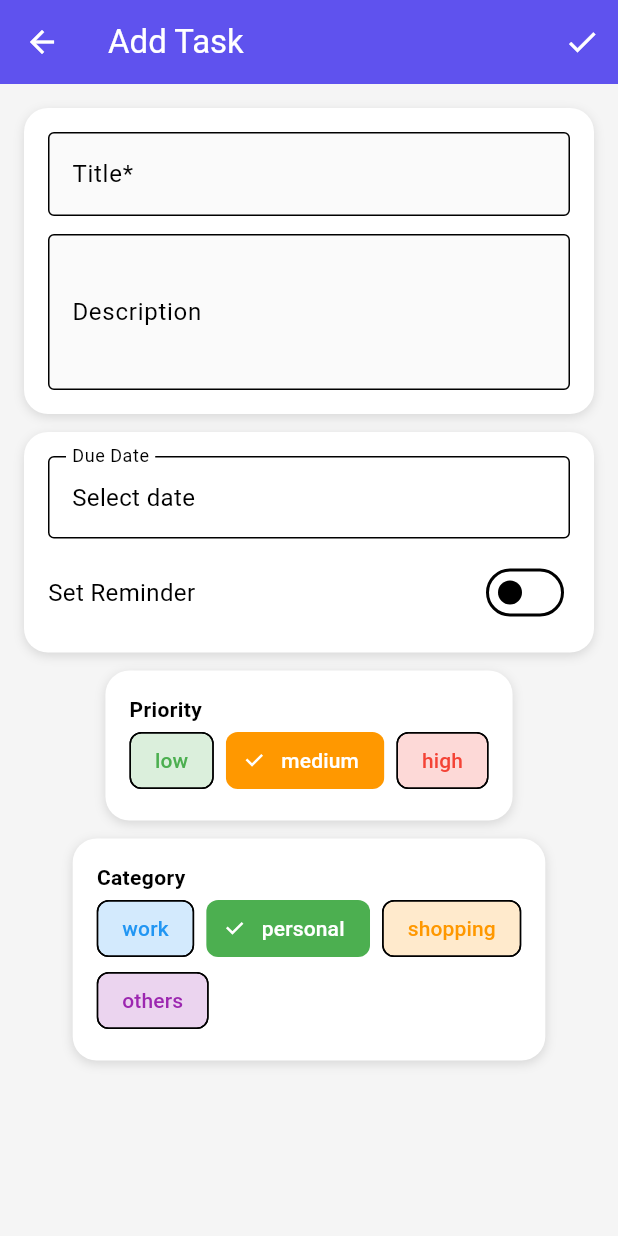
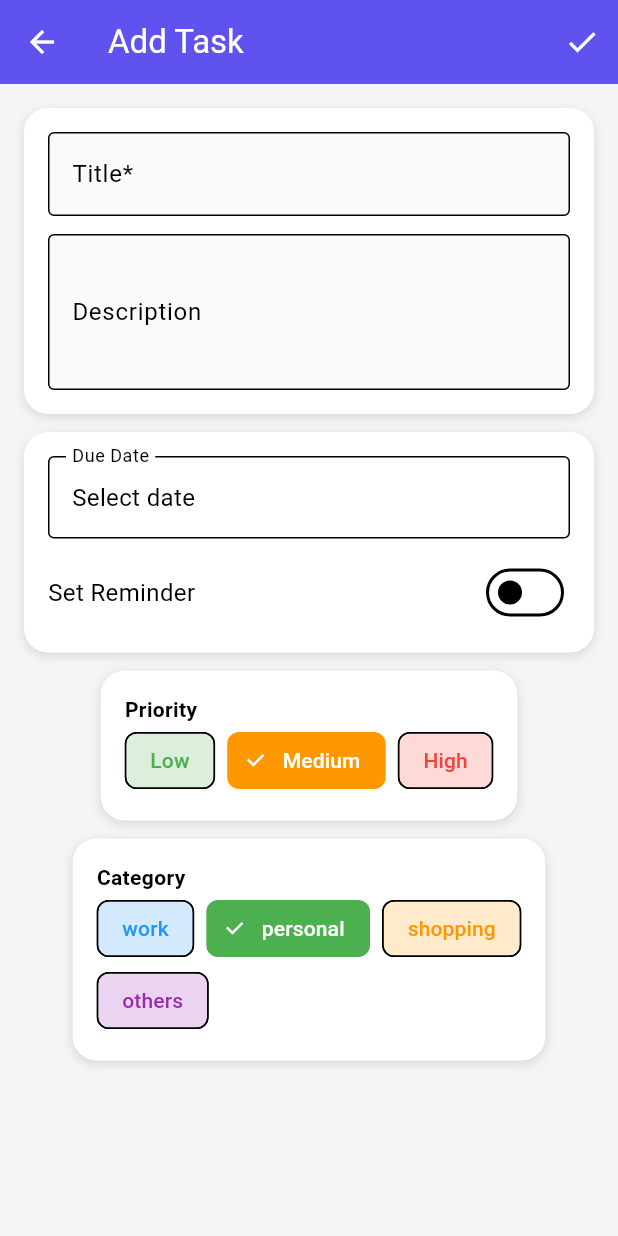
Before and after one commit to cosmicsaurabh/todo-Flutter, a Flutter app: the AddTaskScreen screen opened directly, on a phone screen of 412 x 824 dp. Run offline on Flutter 3.47's test engine with Material 3 defaults, Android fonts, the phone set to English and light mode, and no system bars; our stand-ins replace awesome_notifications, flutter_slidable, hive; accounts and stored records are empty.

Commit message:
theme fixes for add screen

```diff
--- a/lib/presentation/widgets/priority_chip.dart
+++ b/lib/presentation/widgets/priority_chip.dart
@@ -4,7 +4,7 @@ import 'package:todo/data/models/task.dart';
 class PriorityChip extends StatelessWidget {
   final TaskPriority priority;
   final bool isSelected;
-  final Function(bool) onSelected;
+  final ValueChanged<bool> onSelected;
 
   const PriorityChip({
     super.key,
@@ -19,7 +19,7 @@ class PriorityChip extends StatelessWidget {
 
     return FilterChip(
       label: Text(
-        priority.toString().split('.').last,
+        priority.name[0].toUpperCase() + priority.name.substring(1),
         style: TextStyle(color: isSelected ? Colors.white : color),
       ),
       selected: isSelected,
```
